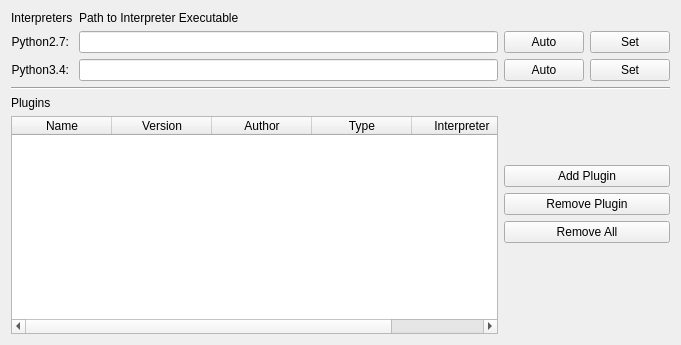
Above: src/Form_Files/PPluginWidget.ui from Sigil-Ebook/Sigil before the change. Below: the same form after it.
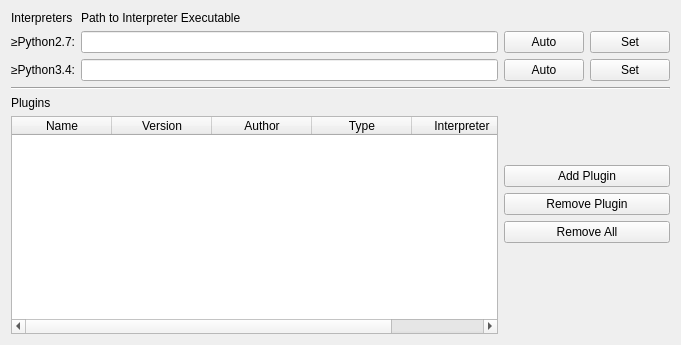
That is the form after the change.

Commit message: Update Plugin documentation for the new release

```diff
--- a/src/Form_Files/PPluginWidget.ui
+++ b/src/Form_Files/PPluginWidget.ui
@@ -90,7 +90,7 @@
         </sizepolicy>
        </property>
        <property name="text">
-        <string>Python3.4:</string>
+        <string>≥Python3.4:</string>
        </property>
        <property name="alignment">
         <set>Qt::AlignRight|Qt::AlignTrailing|Qt::AlignVCenter</set>
@@ -124,7 +124,7 @@
         </sizepolicy>
        </property>
        <property name="text">
-        <string>Python2.7:</string>
+        <string>≥Python2.7:</string>
        </property>
        <property name="alignment">
         <set>Qt::AlignRight|Qt::AlignTrailing|Qt::AlignVCenter</set>
```
The commit also changes 2 other files.
